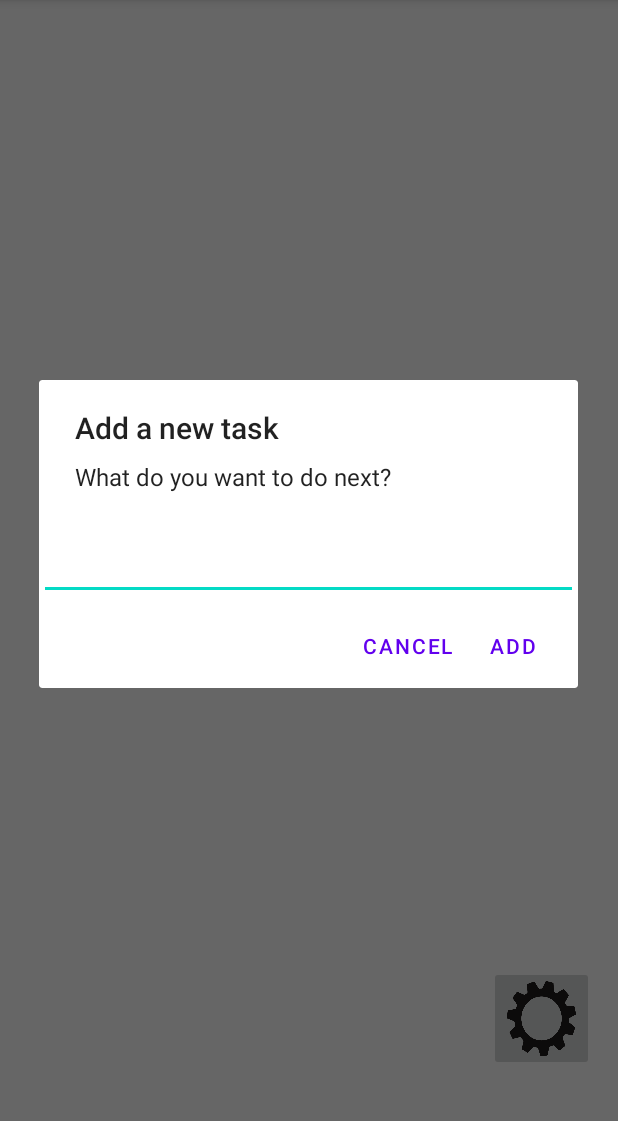
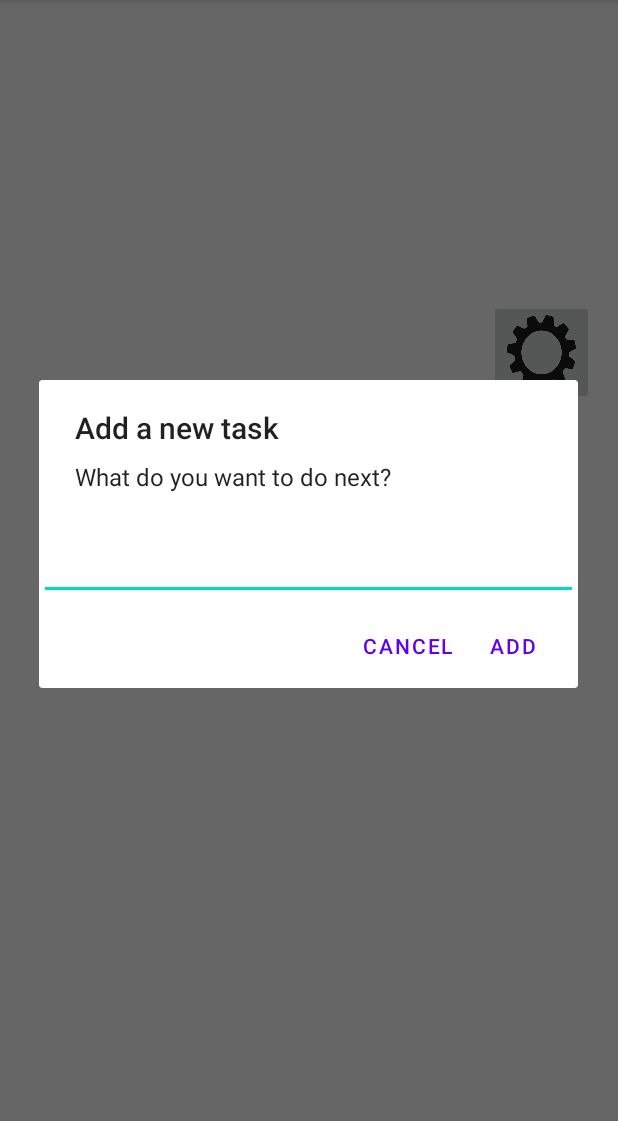
Before and after one commit to MatthewSpitzley/SimpleScheduler, an Android app: the screen it shows after launch (MainActivity), after a tap on "Add Task", on a phone screen of 412 x 824 dp, the part 84-1205 px from its top. Run offline under Robolectric (Android 15) with nearby library versions, the phone set to English and light mode, and no system bars; 3 statements that could not run were skipped.

```diff
--- a/SimpleSchedulerApp/app/src/main/java/com/example/simpleschedulerproject/MainActivity.java
+++ b/SimpleSchedulerApp/app/src/main/java/com/example/simpleschedulerproject/MainActivity.java
@@ -18,6 +18,7 @@ import android.content.Intent;
 import android.widget.ListView;
 
 import java.util.ArrayList;
+import java.util.prefs.Preferences;
 
 public class MainActivity extends AppCompatActivity {
     private static final String TAG = "MainActivity";
@@ -26,15 +27,17 @@ public class MainActivity extends AppCompatActivity {
     private DBHelper mHelper;
     private ListView mTaskList;
     private ArrayAdapter<String> mAdapter;
+    private Settings settings;
 
     @Override
     protected void onCreate(Bundle savedInstanceState) {
         super.onCreate(savedInstanceState);
+        boolean screen = false;
+
         setContentView(R.layout.activity_main);
 
         mHelper = new DBHelper(this);
         mTaskList = (ListView) findViewById(R.id.task_list);
-
 
         settingsBtn = findViewById(R.id.settingsButton);
 
@@ -107,7 +110,7 @@ public class MainActivity extends AppCompatActivity {
                         .setNegativeButton("Cancel", null)
                         .create();
                 dialog.show();
-                updateUI();
+                //updateUI();
                 return true;
 
             default:
--- a/SimpleSchedulerApp/app/src/main/res/layout/activity_main.xml
+++ b/SimpleSchedulerApp/app/src/main/res/layout/activity_main.xml
@@ -10,7 +10,7 @@
         android:id="@+id/settingsButton"
         android:layout_width="70dp"
         android:layout_height="70dp"
-        android:layout_marginTop="644dp"
+        android:layout_marginTop="200dp"
         android:layout_marginEnd="16dp"
         android:scaleType="fitXY"
         android:src="@drawable/gear"
--- a/SimpleSchedulerApp/app/src/main/res/xml/root_preferences.xml
+++ b/SimpleSchedulerApp/app/src/main/res/xml/root_preferences.xml
@@ -7,14 +7,14 @@
     </PreferenceCategory>
 
     <PreferenceCategory app:title="Display">
-        <!-- 12 or 24 hour time -->
-        <SwitchPreference
+        <!-- Main Screen -->
+        <!--<SwitchPreference
             app:key="MainScreen"
             app:title="Should the Task List or the Calendar be the starting screen?"
             app:defaultValue="false"
             app:summaryOff="Task List"
             app:summaryOn="Calendar"
-            />
+            /> -->
         <!-- 12 or 24 hour time -->
         <SwitchPreference
             app:key="HourFormat"
```
